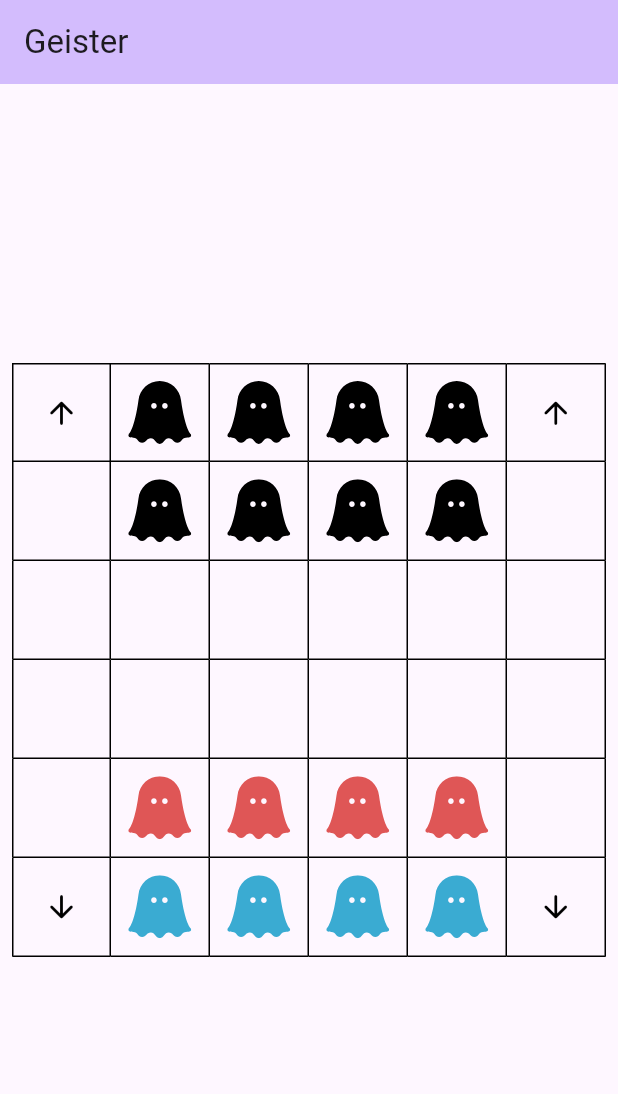
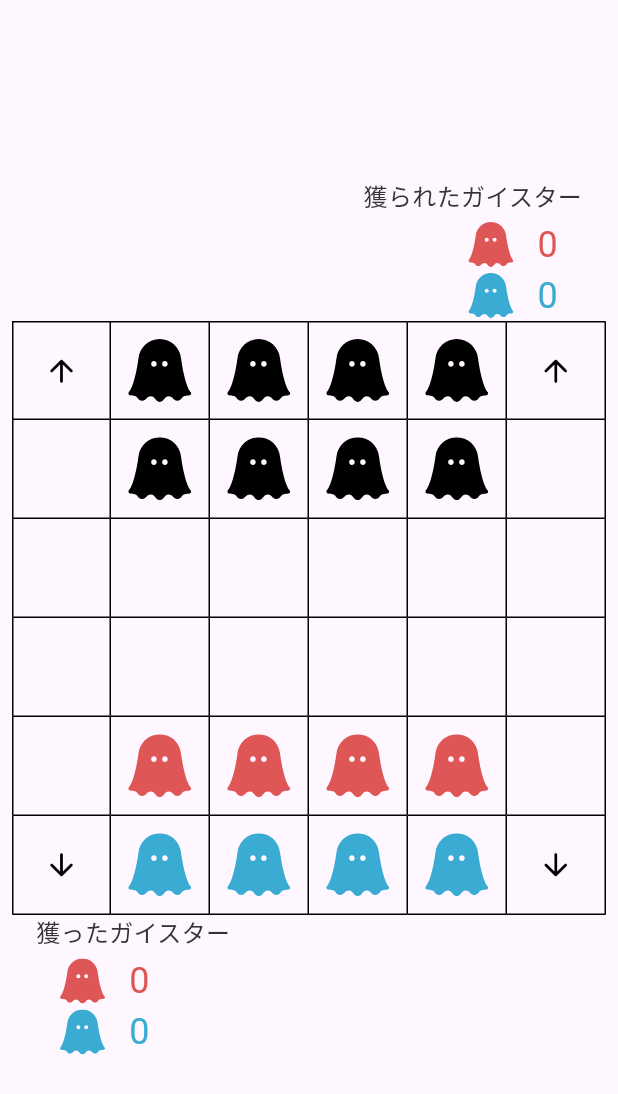
Before and after one commit to shunsuke459/geister, a Flutter app: the screen it shows after launch, on a phone screen of 412 x 824 dp. Shown: the top 1094 px of the screen. Run offline on Flutter 3.47's test engine with Material 2 defaults, Android fonts, the light colour scheme and no system bars; our stand-ins replace flutter_svg, freezed_annotation, hooks_riverpod.

Commit message:
add: 獲ったもしくは獲られたガイスターの数を画面上に表示

```diff
--- a/lib/entity/arrow_type_enum.dart
+++ b/lib/entity/arrow_type_enum.dart
@@ -5,3 +5,7 @@ enum ArrowTypeEnum {
   rightArrow,
   none,
 }
+
+extension ArrowTypeEnumExtension on ArrowTypeEnum {
+  bool get isArrow => this != ArrowTypeEnum.none;
+}
--- a/lib/page/battle/battle_page.dart
+++ b/lib/page/battle/battle_page.dart
@@ -3,7 +3,10 @@ import 'package:flutter_svg/flutter_svg.dart';
 import 'package:geister/constants.dart';
 import 'package:geister/entity/arrow_type_enum.dart';
 import 'package:geister/entity/piece_type_enum.dart';
+import 'package:geister/gen/assets.gen.dart';
 import 'package:geister/page/battle/presenter/battle_board_presenter.dart';
+import 'package:geister/page/battle/presenter/my_side_presenter.dart';
+import 'package:geister/page/battle/presenter/opponent_side_presenter.dart';
 import 'package:hooks_riverpod/hooks_riverpod.dart';
 
 class BattlePage extends HookConsumerWidget {
@@ -14,17 +17,76 @@ class BattlePage extends HookConsumerWidget {
     final battleBoardState = ref.watch(battleBoardPresenterProvider);
     final battleBoardPresenter =
         ref.read(battleBoardPresenterProvider.notifier);
+    final mySideState = ref.watch(mySidePresenterProvider);
+    final mySidePresenter = ref.read(mySidePresenterProvider.notifier);
+    final opponentSideState = ref.watch(opponentSidePresenterProvider);
+    final opponentSidePresenter =
+        ref.read(opponentSidePresenterProvider.notifier);
 
     return Scaffold(
-      appBar: AppBar(
-        backgroundColor: Theme.of(context).colorScheme.inversePrimary,
-        title: const Text('Geister'),
-      ),
       body: Padding(
         padding: const EdgeInsets.symmetric(horizontal: 8.0),
         child: Column(
           mainAxisAlignment: MainAxisAlignment.center,
           children: [
+            Padding(
+              padding: const EdgeInsets.only(right: 16),
+              child: Column(
+                crossAxisAlignment: CrossAxisAlignment.end,
+                children: [
+                  const Text(
+                    '獲られたガイスター',
+                    style: TextStyle(
+                      fontSize: 16,
+                      color: Color(0xFF333333),
+                    ),
+                  ),
+                  const SizedBox(height: 4),
+                  Padding(
+                    padding: const EdgeInsets.only(right: 16),
+                    child: Column(
+                      crossAxisAlignment: CrossAxisAlignment.end,
+                      children: [
+                        Row(
+                          mainAxisAlignment: MainAxisAlignment.end,
+                          children: [
+                            SvgPicture.asset(
+                              Assets.icons.allyRedIcon,
+                              width: 30,
+                            ),
+                            const SizedBox(width: 16),
+                            Text(
+                              opponentSideState.enemyRedPieceCount.toString(),
+                              style: const TextStyle(
+                                fontSize: 24,
+                                color: Color(0xffdf5656),
+                              ),
+                            ),
+                          ],
+                        ),
+                        Row(
+                          mainAxisAlignment: MainAxisAlignment.end,
+                          children: [
+                            SvgPicture.asset(
+                              Assets.icons.allyBlueIcon,
+                              width: 30,
+                            ),
+                            const SizedBox(width: 16),
+                            Text(
+                              opponentSideState.enemyBluePieceCount.toString(),
+                              style: const TextStyle(
+                                fontSize: 24,
+                                color: Color(0xff3aabd2),
+                              ),
+                            ),
+                          ],
+                        ),
+                      ],
+                    ),
+                  ),
+                ],
+              ),
+            ),
             GridView.builder(
               shrinkWrap: true,
               itemCount: 6 * 6,
@@ -58,12 +120,17 @@ class BattlePage extends HookConsumerWidget {
                 return GestureDetector(
                   onTap: () {
                     if (!battleBoardState.displayArrow &&
-                        boardState.pieceType.isAllyPiece)
+                        boardState.pieceType.isAllyPiece) {
                       battleBoardPresenter.showArrow(row, column);
-                    else if (boardState.arrowType != ArrowTypeEnum.none)
+                    } else if (boardState.arrowType.isArrow) {
+                      if (boardState.pieceType.isEnemyPiece)
+                        mySidePresenter.getOpponentSidePiece(
+                            true); // TODO: 敵のコマが赤であるかどうかの変数を渡す
+
                       battleBoardPresenter.movePiece(row, column);
-                    else
+                    } else {
                       battleBoardPresenter.hideArrow();
+                    }
                   },
                   child: Container(
                     decoration: BoxDecoration(
@@ -97,6 +164,61 @@ class BattlePage extends HookConsumerWidget {
                 );
               },
             ),
+            Padding(
+              padding: const EdgeInsets.only(left: 16),
+              child: Column(
+                crossAxisAlignment: CrossAxisAlignment.start,
+                children: [
+                  const Text(
+                    '獲ったガイスター',
+                    style: TextStyle(
+                      fontSize: 16,
+                      color: Color(0xFF333333),
+                    ),
+                  ),
+                  const SizedBox(height: 4),
+                  Padding(
+                    padding: const EdgeInsets.only(left: 16),
+                    child: Column(
+                      children: [
+                        Row(
+                          children: [
+                            SvgPicture.asset(
+                              Assets.icons.allyRedIcon,
+                              width: 30,
+                            ),
+                            const SizedBox(width: 16),
+                            Text(
+                              mySideState.enemyRedPieceCount.toString(),
+                              style: const TextStyle(
+                                fontSize: 24,
+                                color: Color(0xffdf5656),
+                              ),
+                            ),
+                          ],
+                        ),
+                        Row(
+                          children: [
+                            SvgPicture.asset(
+                              Assets.icons.allyBlueIcon,
+                              width: 30,
+                            ),
+                            const SizedBox(width: 16),
+                            Text(
+                              mySideState.enemyBluePieceCount.toString(),
+                              style: const TextStyle(
+                                fontSize: 24,
+                                color: Color(0xff3aabd2),
+                              ),
+                            ),
+                          ],
+                        ),
+                      ],
+                    ),
+                  ),
+                ],
+              ),
+            ),
           ],
         ),
       ),
--- /dev/null
+++ b/lib/page/battle/presenter/my_side_presenter.dart
@@ -0,0 +1,21 @@
+import 'package:geister/page/battle/presenter/my_side_state.dart';
+import 'package:hooks_riverpod/hooks_riverpod.dart';
+
+class MySidePresenter extends StateNotifier<MySideState> {
+  MySidePresenter() : super(const MySideState());
+
+  void getOpponentSidePiece(bool isRedPiece) {
+    state = state.copyWith(
+      enemyRedPieceCount:
+          isRedPiece ? state.enemyRedPieceCount + 1 : state.enemyRedPieceCount,
+      enemyBluePieceCount: !isRedPiece
+          ? state.enemyBluePieceCount + 1
+          : state.enemyBluePieceCount,
+    );
+  }
+}
+
+final mySidePresenterProvider =
+    StateNotifierProvider<MySidePresenter, MySideState>(
+  (ref) => MySidePresenter(),
+);
--- /dev/null
+++ b/lib/page/battle/presenter/opponent_side_presenter.dart
@@ -0,0 +1,20 @@
+import 'package:geister/page/battle/presenter/opponent_side_state.dart';
+import 'package:hooks_riverpod/hooks_riverpod.dart';
+
+class OpponentSidePresenter extends StateNotifier<OpponentSideState> {
+  OpponentSidePresenter() : super(const OpponentSideState());
+
+  void getMySidePiece(bool isRedPiece) {
+    state = state.copyWith(
+      allyRedPieceCount:
+          isRedPiece ? state.allyRedPieceCount + 1 : state.allyRedPieceCount,
+      allyBluePieceCount:
+          !isRedPiece ? state.allyBluePieceCount + 1 : state.allyBluePieceCount,
+    );
+  }
+}
+
+final opponentSidePresenterProvider =
+    StateNotifierProvider<OpponentSidePresenter, OpponentSideState>(
+  (ref) => OpponentSidePresenter(),
+);
```
Also changed, not shown: lib/page/battle/presenter/my_side_state.dart (added, +13 -0 lines), lib/page/battle/presenter/opponent_side_state.dart (added, +13 -0 lines), lib/page/battle/presenter/my_side_state.freezed.dart (added), lib/page/battle/presenter/opponent_side_state.freezed.dart (added).
